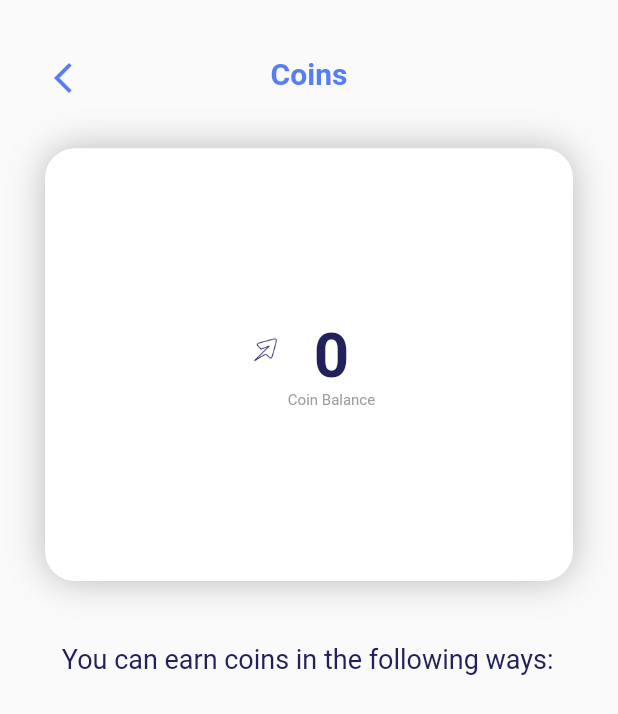
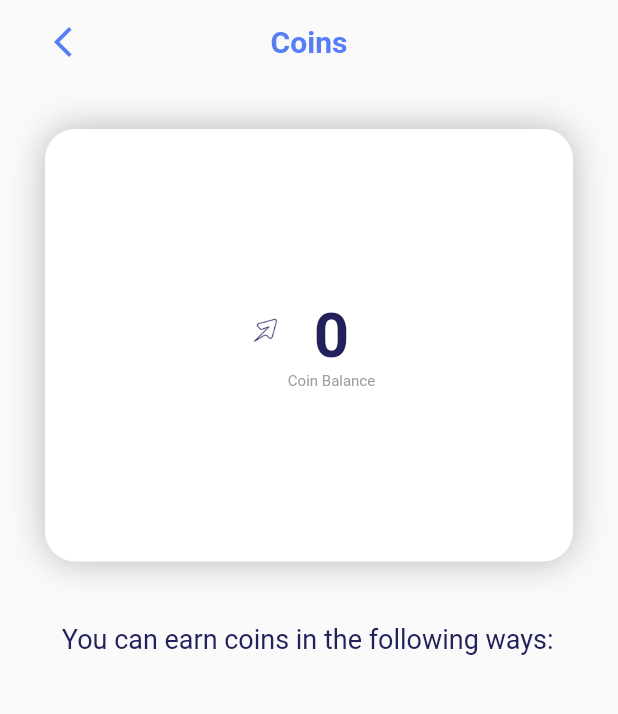
Before and after one commit to priyasu-cx/Innerve-CR, a Flutter app: the CoinScreen screen opened by its route, on a phone screen of 412 x 824 dp. Shown: the top 714 px of the screen. Run offline on Flutter 3.47's test engine with Material 2 defaults, Android fonts, the phone set to English and light mode, and no system bars; our stand-ins replace cloud_firestore, firebase_auth, firebase_core, flutter_riverpod, fluttertoast, google_fonts and 4 more; missing offline and left inert: nearby_connections, qr_code_scanner, sliding_switch; accounts and stored records are empty; network calls fail.

Commit message:
Bug Fixes

```diff
--- a/Mobile App/lib/CoinScreen/coin_screen.dart
+++ b/Mobile App/lib/CoinScreen/coin_screen.dart
@@ -19,17 +19,17 @@ class CoinScreen extends ConsumerWidget {
       data: (userdata) => Scaffold(
       drawer: const Menu(),
       appBar: PreferredSize(
-        preferredSize: Size.fromHeight(screenHeight! * 0.12),
+        preferredSize: Size.fromHeight(screenHeight! * 0.08),
         child: AppBar(
-          toolbarHeight: screenHeight! * 0.12,
-          automaticallyImplyLeading: false,
+          // toolbarHeight: screenHeight! * 0.12,
+          // automaticallyImplyLeading: false,
           backgroundColor: Colors.transparent,
-          shadowColor: AppColor.primarybgcolor,
+          // shadowColor: AppColor.primarybgcolor,
           elevation: 0.0,
           leading: Builder(
             builder: (context) => IconButton(
               splashRadius: 1,
-              padding: const EdgeInsets.fromLTRB(30, 30, 0, 25),
+              padding: const EdgeInsets.fromLTRB(30, 0, 0, 0),
               onPressed: () {
                 Navigator.of(context).pop();
               },
@@ -46,7 +46,7 @@ class CoinScreen extends ConsumerWidget {
           mainAxisAlignment: MainAxisAlignment.start,
           children: [
             Container(
-              margin: EdgeInsets.fromLTRB(30, 0, 30, 25),
+              margin: EdgeInsets.fromLTRB(30, 20, 30, 25),
               height: screenHeight! * 0.35,
               decoration: BoxDecoration(
                 borderRadius: BorderRadius.circular(20),
--- a/Mobile App/lib/routes/app_route.dart
+++ b/Mobile App/lib/routes/app_route.dart
@@ -1,5 +1,6 @@
 import 'package:ConnecTen/CoinScreen/coin_screen.dart';
 import 'package:ConnecTen/ConnectReqScreen/connect_req_screen.dart';
+import 'package:ConnecTen/FormScreen/form_screen.dart';
 import 'package:flutter/material.dart';
 import 'package:ConnecTen/ConnectionScreen/connection_screen.dart';
 import 'package:ConnecTen/Handler/auth_handler.dart';
@@ -21,6 +22,10 @@ abstract class AppRoute {
 
       case RoutePath.routeToLoginScreen:
         currentWidget = const AuthHandler();
+        break;
+
+      case RoutePath.routeToFormScreen:
+        currentWidget = FormScreen();
         break;
 
       case RoutePath.routeToProfileScreen:
--- a/Mobile App/lib/routes/route_path.dart
+++ b/Mobile App/lib/routes/route_path.dart
@@ -1,5 +1,6 @@
 abstract class RoutePath {
   static const routeInitial = '/';
+  static const routeToFormScreen = 'form-screen';
   static const routeToSplashScreen = 'splash-screen';
   static const routeToLoginScreen = 'login-screen';
   static const routeToProfileScreen = 'profile-screen';
--- a/Mobile App/pubspec.yaml
+++ b/Mobile App/pubspec.yaml
@@ -33,7 +33,6 @@ dependencies:
   shared_preferences: ^2.0.15
   qr_code_scanner: ^1.0.1
   toggle_switch: ^2.0.1
-  lottie: ^2.2.0
 
 
 dev_dependencies:
```
Also changed, not shown: Mobile App/lib/ProfileScreen/profile_screen.dart (+38 -36 lines), Mobile App/lib/ProfileScreen/widgets/profile_header.dart (+6 -10 lines), Mobile App/lib/Providers/connection_provider.dart (+36 -1 lines), Mobile App/lib/widgets/appbar.dart (+5 -7 lines), Mobile App/lib/widgets/drawer.dart (+33 -0 lines).
